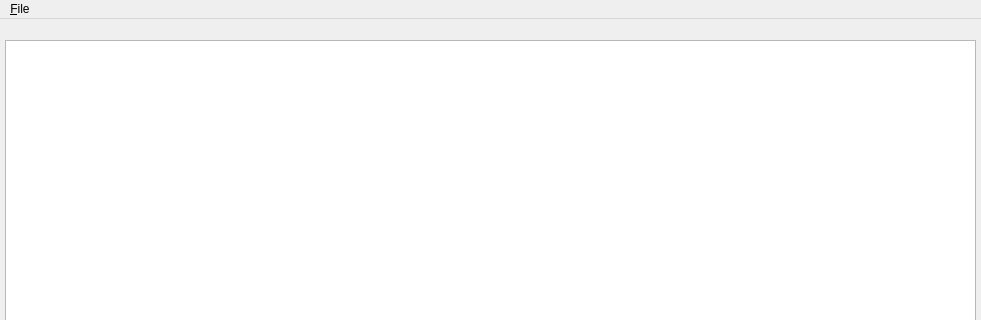
mavroprovato/collection-manager, file collectionmanager/ui/main_window.ui: the form before one commit; both pictures show x 0 to 981 and y 0 to 320 of the 981 by 600 pixel window.
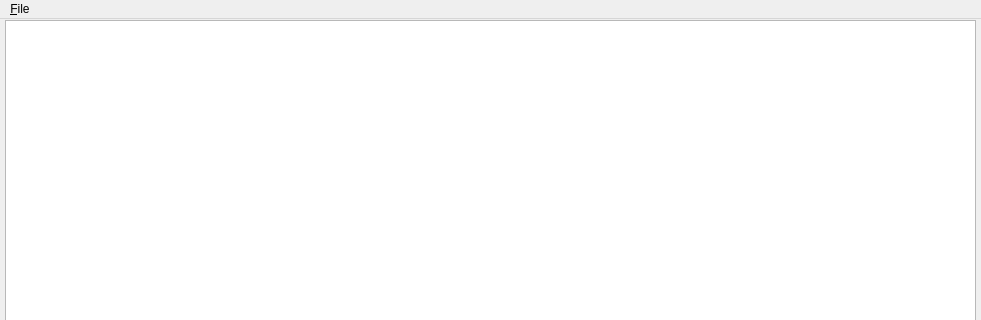
The form after the commit.

Commit message: Table view select rows

The edit to the form file:
```diff
--- a/collectionmanager/ui/main_window.ui
+++ b/collectionmanager/ui/main_window.ui
@@ -14,13 +14,13 @@
    <string>Collection Manager</string>
   </property>
   <widget class="QWidget" name="centralwidget">
-   <widget class="QTableWidget" name="tableWidget">
+   <widget class="QTableView" name="trackTableView">
     <property name="geometry">
      <rect>
       <x>5</x>
-      <y>21</y>
+      <y>1</y>
       <width>971</width>
-      <height>521</height>
+      <height>541</height>
      </rect>
     </property>
    </widget>
```
Left out of the diff: 5 changed lines with no effect on the pictures. The commit also changes 1 other file.
